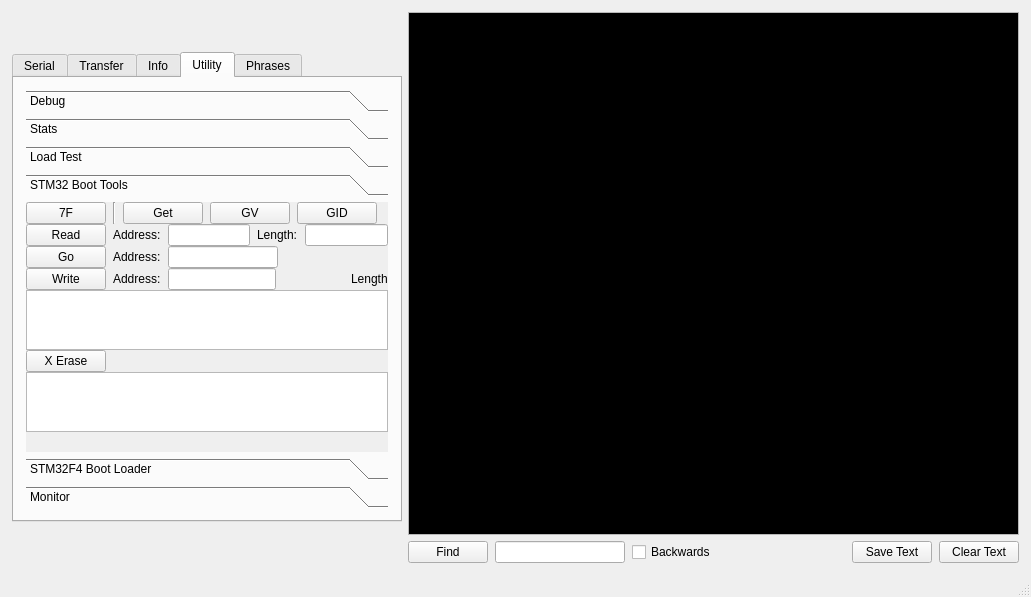
Above: mainWindow.ui from strawbot/TimbreTalk before the change. Below: the same form after it.
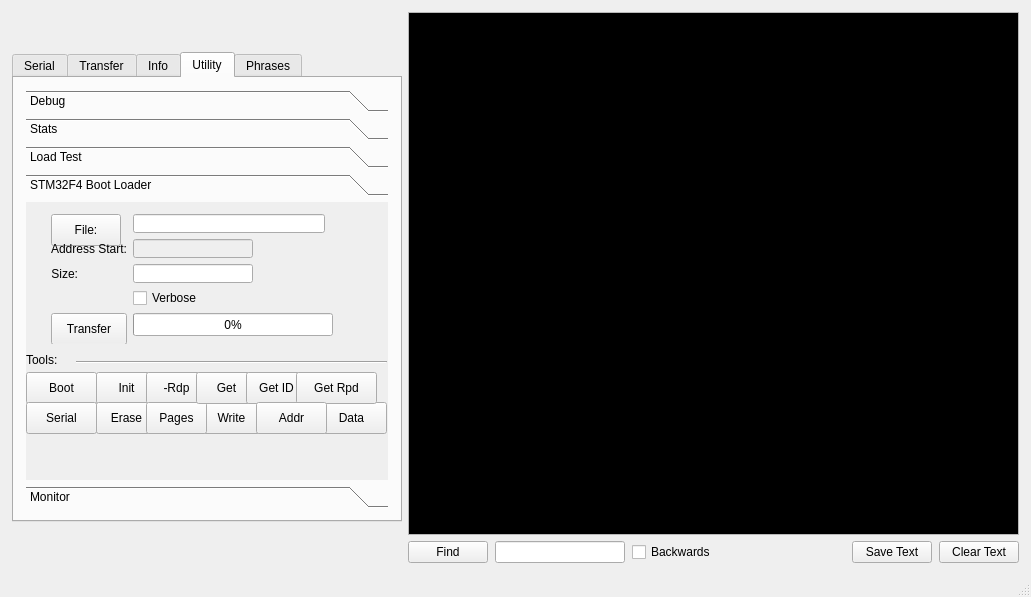
That is the form after the change. The open tabs and pages were chosen to show the change.

Commit message: cleaned up the interface and added a verbose mode for the STM loader; removed the redundant stm32 tools tab

The edit to the form file:
```diff
--- a/mainWindow.ui
+++ b/mainWindow.ui
@@ -1686,281 +1686,13 @@
                 </layout>
                </widget>
               </widget>
-              <widget class="QWidget" name="UARTBoot">
-               <property name="geometry">
-                <rect>
-                 <x>0</x>
-                 <y>0</y>
-                 <width>360</width>
-                 <height>283</height>
-                </rect>
-               </property>
-               <attribute name="label">
-                <string>STM32 Boot Tools</string>
-               </attribute>
-               <layout class="QVBoxLayout" name="verticalLayout_9" stretch="1,1,0,1,1,1,1,0">
-                <property name="spacing">
-                 <number>0</number>
-                </property>
-                <property name="sizeConstraint">
-                 <enum>QLayout::SetNoConstraint</enum>
-                </property>
-                <property name="leftMargin">
-                 <number>0</number>
-                </property>
-                <property name="topMargin">
-                 <number>0</number>
-                </property>
-                <property name="rightMargin">
-                 <number>0</number>
-                </property>
-                <property name="bottomMargin">
-                 <number>0</number>
-                </property>
-                <item>
-                 <layout class="QHBoxLayout" name="horizontalLayout_22">
-                  <property name="spacing">
-                   <number>7</number>
-                  </property>
-                  <item>
-                   <widget class="QPushButton" name="initBoot">
-                    <property name="text">
-                     <string>7F</string>
-                    </property>
-                   </widget>
-                  </item>
-                  <item>
-                   <widget class="Line" name="line_2">
-                    <property name="orientation">
-                     <enum>Qt::Vertical</enum>
-                    </property>
-                   </widget>
-                  </item>
-                  <item>
-                   <widget class="QPushButton" name="getCommand">
-                    <property name="text">
-                     <string>Get</string>
-                    </property>
-                   </widget>
-                  </item>
-                  <item>
-                   <widget class="QPushButton" name="gvCommand">
-                    <property name="text">
-                     <string>GV</string>
-                    </property>
-                   </widget>
-                  </item>
-                  <item>
-                   <widget class="QPushButton" name="gidCommand">
-                    <property name="text">
-                     <string>GID</string>
-                    </property>
-                   </widget>
-                  </item>
-                  <item>
-                   <spacer name="horizontalSpacer_11">
-                    <property name="orientation">
-                     <enum>Qt::Horizontal</enum>
-                    </property>
-                    <property name="sizeHint" stdset="0">
-                     <size>
-                      <width>20</width>
-                      <height>20</height>
-                     </size>
-                    </property>
-                   </spacer>
-                  </item>
-                 </layout>
-                </item>
-                <item>
-                 <layout class="QHBoxLayout" name="horizontalLayout_5">
-                  <property name="spacing">
-                   <number>7</number>
-                  </property>
-                  <item>
-                   <widget class="QPushButton" name="readCommand">
-                    <property name="text">
-                     <string>Read</string>
-                    </property>
-                   </widget>
-                  </item>
-                  <item>
-                   <widget class="QLabel" name="label_9">
-                    <property name="text">
-                     <string>Address:</string>
-                    </property>
-                   </widget>
-                  </item>
-                  <item>
-                   <widget class="QLineEdit" name="readAddress">
-                    <property name="text">
-                     <string/>
-                    </property>
-                   </widget>
-                  </item>
-                  <item>
-                   <widget class="QLabel" name="label_22">
-                    <property name="text">
-                     <string>Length:</string>
-                    </property>
-                   </widget>
-                  </item>
-                  <item>
-                   <widget class="QLineEdit" name="readLength">
-                    <property name="text">
-                     <string/>
-                    </property>
-                   </widget>
-                  </item>
-                 </layout>
-                </item>
-                <item>
-                 <layout class="QHBoxLayout" name="horizontalLayout_8">
-                  <property name="spacing">
-                   <number>7</number>
-                  </property>
-                  <item>
-                   <widget class="QPushButton" name="goCommand">
-                    <property name="text">
-                     <string>Go</string>
-                    </property>
-                   </widget>
-                  </item>
-                  <item>
-                   <widget class="QLabel" name="label_23">
-                    <property name="text">
-                     <string>Address:</string>
-                    </property>
-                   </widget>
-                  </item>
-                  <item>
-                   <widget class="QLineEdit" name="goAddress"/>
-                  </item>
-                  <item>
-                   <spacer name="horizontalSpacer_12">
-                    <property name="orientation">
-                     <enum>Qt::Horizontal</enum>
-                    </property>
-                    <property name="sizeHint" stdset="0">
-                     <size>
-                      <width>40</width>
-                      <height>20</height>
-                     </size>
-                    </property>
-                   </spacer>
-                  </item>
-                 </layout>
-                </item>
-                <item>
-                 <layout class="QHBoxLayout" name="horizontalLayout_13">
-                  <property name="spacing">
-                   <number>7</number>
-                  </property>
-                  <item>
-                   <widget class="QPushButton" name="writeCommand">
-                    <property name="text">
-                     <string>Write</string>
-                    </property>
-                   </widget>
-                  </item>
-                  <item>
-                   <widget class="QLabel" name="label_24">
-                    <property name="text">
-                     <string>Address:</string>
-                    </property>
-                   </widget>
-                  </item>
-                  <item>
-                   <widget class="QLineEdit" name="writeAddress"/>
-                  </item>
-                  <item>
-                   <spacer name="horizontalSpacer_7">
-                    <property name="orientation">
-                     <enum>Qt::Horizontal</enum>
-                    </property>
-                    <property name="sizeHint" stdset="0">
-                     <size>
-                      <width>40</width>
-                      <height>20</height>
-                     </size>
-                    </property>
-                   </spacer>
-                  </item>
-                  <item>
-                   <widget class="QLabel" name="writeLength">
-                    <property name="text">
-                     <string>Length</string>
-                    </property>
-                   </widget>
-                  </item>
-                 </layout>
-                </item>
-                <item>
-                 <widget class="QPlainTextEdit" name="writeData">
-                  <property name="maximumSize">
-                   <size>
-                    <width>16777215</width>
-                    <height>60</height>
-                   </size>
-                  </property>
-                 </widget>
-                </item>
-                <item>
-                 <layout class="QHBoxLayout" name="horizontalLayout_14">
-                  <item>
-                   <widget class="QPushButton" name="eraseCommand">
-                    <property name="text">
-                     <string>X Erase</string>
-                    </property>
-                   </widget>
-                  </item>
-                  <item>
-                   <spacer name="horizontalSpacer_13">
-                    <property name="orientation">
-                     <enum>Qt::Horizontal</enum>
-                    </property>
-                    <property name="sizeHint" stdset="0">
-                     <size>
-                      <width>40</width>
-                      <height>20</height>
-                     </size>
-                    </property>
-                   </spacer>
-                  </item>
-                 </layout>
-                </item>
-                <item>
-                 <widget class="QPlainTextEdit" name="eraseData">
-                  <property name="maximumSize">
-                   <size>
-                    <width>16777215</width>
-                    <height>60</height>
-                   </size>
-                  </property>
-                 </widget>
-                </item>
-                <item>
-                 <spacer name="verticalSpacer">
-                  <property name="orientation">
-                   <enum>Qt::Vertical</enum>
-                  </property>
-                  <property name="sizeHint" stdset="0">
-                   <size>
-                    <width>20</width>
-                    <height>40</height>
-                   </size>
-                  </property>
-                 </spacer>
-                </item>
-               </layout>
-              </widget>
               <widget class="QWidget" name="page">
                <property name="geometry">
                 <rect>
                  <x>0</x>
                  <y>0</y>
                  <width>360</width>
-                 <height>213</height>
+                 <height>247</height>
                 </rect>
                </property>
                <attribute name="label">
@@ -1970,7 +1702,7 @@
                 <property name="geometry">
                  <rect>
                   <x>70</x>
-                  <y>140</y>
+                  <y>170</y>
                   <width>61</width>
                   <height>32</height>
                  </rect>
@@ -1983,7 +1715,7 @@
                 <property name="geometry">
                  <rect>
                   <x>70</x>
-                  <y>170</y>
+                  <y>200</y>
                   <width>61</width>
                   <height>32</height>
                  </rect>
@@ -1996,7 +1728,7 @@
                 <property name="geometry">
                  <rect>
                   <x>170</x>
-                  <y>170</y>
+                  <y>200</y>
                   <width>71</width>
                   <height>32</height>
                  </rect>
@@ -2009,7 +1741,7 @@
                 <property name="geometry">
                  <rect>
                   <x>120</x>
-                  <y>140</y>
+                  <y>170</y>
                   <width>61</width>
                   <height>32</height>
                  </rect>
@@ -2022,7 +1754,7 @@
                 <property name="geometry">
                  <rect>
                   <x>120</x>
-                  <y>170</y>
+                  <y>200</y>
                   <width>61</width>
                   <height>32</height>
                  </rect>
@@ -2035,7 +1767,7 @@
                 <property name="geometry">
                  <rect>
                   <x>290</x>
-                  <y>170</y>
+                  <y>200</y>
                   <width>71</width>
                   <height>32</height>
                  </rect>
@@ -2048,7 +1780,7 @@
                 <property name="geometry">
                  <rect>
                   <x>0</x>
-                  <y>140</y>
+                  <y>170</y>
                   <width>71</width>
                   <height>32</height>
                  </rect>
@@ -2061,7 +1793,7 @@
                 <property name="geometry">
                  <rect>
                   <x>0</x>
-                  <y>170</y>
+                  <y>200</y>
                   <width>71</width>
                   <height>32</height>
                  </rect>
@@ -2074,7 +1806,7 @@
                 <property name="geometry">
                  <rect>
                   <x>170</x>
-                  <y>140</y>
+                  <y>170</y>
                   <width>61</width>
                   <height>32</height>
                  </rect>
@@ -2087,7 +1819,7 @@
                 <property name="geometry">
                  <rect>
                   <x>220</x>
-                  <y>140</y>
+                  <y>170</y>
                   <width>61</width>
                   <height>32</height>
                  </rect>
@@ -2100,7 +1832,7 @@
                 <property name="geometry">
                  <rect>
                   <x>270</x>
-                  <y>140</y>
+                  <y>170</y>
                   <width>81</width>
                   <height>32</height>
                  </rect>
@@ -2113,7 +1845,7 @@
                 <property name="geometry">
                  <rect>
                   <x>230</x>
-                  <y>170</y>
+                  <y>200</y>
                   <width>71</width>
                   <height>32</height>
                  </rect>
@@ -2125,9 +1857,9 @@
                <widget class="Line" name="line_3">
                 <property name="geometry">
                  <rect>
-                  <x>0</x>
-                  <y>120</y>
-                  <width>371</width>
+                  <x>50</x>
+                  <y>150</y>
+                  <width>311</width>
                   <height>20</height>
                  </rect>
                 </property>
@@ -2135,13 +1867,13 @@
                  <enum>Qt::Horizontal</enum>
                 </property>
                </widget>
-               <widget class="QWidget" name="">
+               <widget class="QWidget" name="layoutWidget">
                 <property name="geometry">
                  <rect>
                   <x>13</x>
                   <y>0</y>
                   <width>298</width>
-                  <height>119</height>
+                  <height>142</height>
                  </rect>
                 </property>
                 <layout class="QFormLayout" name="formLayout_3">
@@ -2231,7 +1963,7 @@
                    </property>
                   </widget>
                  </item>
-                 <item row="3" column="0">
+                 <item row="4" column="0">
                   <widget class="QPushButton" name="sendBoot">
                    <property name="minimumSize">
                     <size>
@@ -2250,7 +1982,7 @@
                    </property>
                   </widget>
                  </item>
-                 <item row="3" column="1">
+                 <item row="4" column="1">
                   <widget class="QProgressBar" name="bootLoaderProgressBar">
                    <property name="minimumSize">
                     <size>
@@ -2269,8 +2001,28 @@
                    </property>
                   </widget>
                  </item>
+                 <item row="3" column="1">
+                  <widget class="QCheckBox" name="verbose">
+                   <property name="text">
+                    <string>Verbose</string>
+                   </property>
+                  </widget>
+                 </item>
                 </layout>
                </widget>
+               <widget class="QLabel" name="label_9">
+                <property name="geometry">
+                 <rect>
+                  <x>0</x>
+                  <y>150</y>
+                  <width>61</width>
+                  <height>16</height>
+                 </rect>
+                </property>
+                <property name="text">
+                 <string>Tools:</string>
+                </property>
+               </widget>
               </widget>
               <widget class="QWidget" name="Monitor">
                <attribute name="label">
```
Left out of the diff: 24 changed lines with no effect on the pictures. The commit also changes 7 other files.
